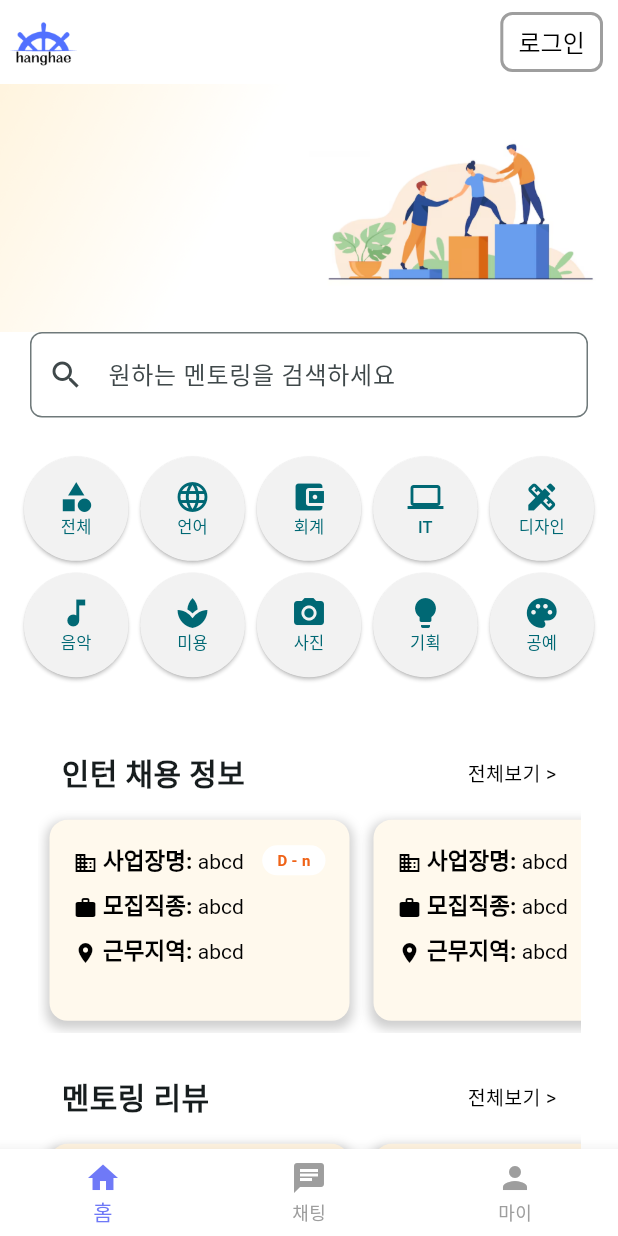
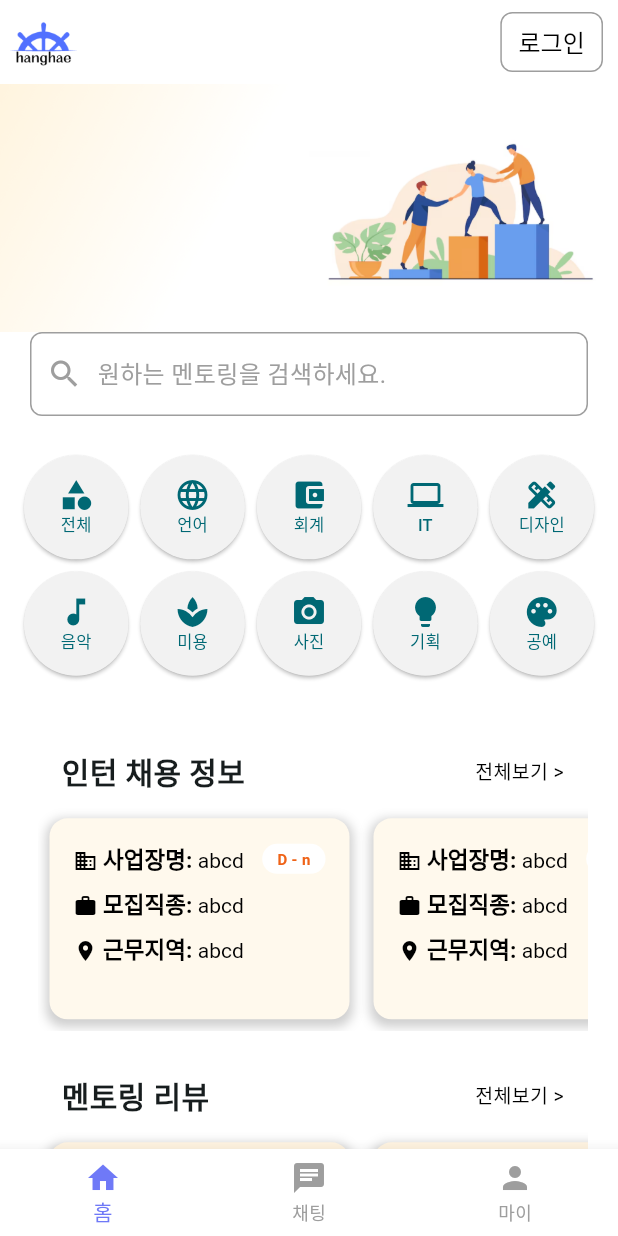
Before and after one commit to Bewheneverwhatiwant/PublicDataContest, a Flutter app: the screen it shows after launch, on a phone screen of 412 x 824 dp. Run offline on Flutter 3.47's test engine with Material 3 defaults, Android fonts, the phone set to English and light mode, and no system bars; our stand-ins replace device_preview, file_picker, flutter_dotenv, hexcolor, permission_handler, shared_preferences and 1 more.

Commit message:
[ADD] 검색화면으로 별도분리하여 에러 대응, 디자인 수정

```diff
--- a/lib/appbar/home_appbar.dart
+++ b/lib/appbar/home_appbar.dart
@@ -90,7 +90,7 @@ class _HomeAppBarState extends State<HomeAppBar> {
                     Navigator.pushNamed(context, '/login');
                   },
             style: TextButton.styleFrom(
-              side: const BorderSide(color: Colors.grey, width: 2),
+              side: const BorderSide(color: Colors.grey, width: 1),
               shape: RoundedRectangleBorder(
                 borderRadius: BorderRadius.circular(8.0),
               ),
--- a/lib/main.dart
+++ b/lib/main.dart
@@ -24,6 +24,7 @@ import 'appbar/signup.dart';
 import 'mainpage/banner_gridbuttons/categories/mentoring/classchat.dart';
 import 'splash.dart';
 import 'mainpage/maincarousel/maincarousel_all/gisul_changup_center.dart';
+import 'mainpage/search/searchclass.dart';
 
 Future<void> main() async {
   WidgetsFlutterBinding.ensureInitialized();
@@ -100,6 +101,7 @@ class _MyAppState extends State<MyApp> {
         '/signup': (context) => const SignupPage(),
         '/classchat': (context) => const ClassChatPage(),
         '/gisul_changup_center': (context) => GisulChangupCenterPage(),
+        '/searchclass': (context) => const SearchClassPage(),
       },
       onGenerateRoute: (settings) {
         if (settings.name == '/') {
--- a/lib/mainpage/maincarousel/maincarousel_all/hireintern_all.dart
+++ b/lib/mainpage/maincarousel/maincarousel_all/hireintern_all.dart
@@ -35,7 +35,7 @@ class _HireInternAllState extends State<HireInternAll> {
               children: [
                 ElevatedButton(
                   style: ElevatedButton.styleFrom(
-                    backgroundColor: Colors.grey,
+                    backgroundColor: const Color(0xFF6F79F7),
                     foregroundColor: Colors.black,
                     shape: RoundedRectangleBorder(
                       borderRadius: BorderRadius.circular(35),
@@ -44,7 +44,8 @@ class _HireInternAllState extends State<HireInternAll> {
                   onPressed: () {
                     Navigator.pushNamed(context, '/gisul_changup_center');
                   },
-                  child: const Text('중장년 기술창업센터 바로가기'),
+                  child: const Text('중장년 기술창업센터 바로가기',
+                      style: TextStyle(fontSize: 16, color: Colors.white)),
                 ),
                 const SizedBox(height: 20),
                 Row(
--- a/lib/mainpage/maincarousel/maincarousel_short/hireintern.dart
+++ b/lib/mainpage/maincarousel/maincarousel_short/hireintern.dart
@@ -1,6 +1,4 @@
 import 'package:flutter/material.dart';
-import 'package:publicdatacontest/common/theme/colors/color_palette.dart';
-import '../../../appbar/new_appbar.dart';
 
 class HireIntern extends StatelessWidget {
   const HireIntern({super.key});
--- a/lib/mainpage/mainpage.dart
+++ b/lib/mainpage/mainpage.dart
@@ -3,6 +3,7 @@ import 'package:publicdatacontest/common/theme/colors/color_palette.dart';
 import '../mainpage/banner_gridbuttons/buttons.dart';
 import 'maincarousel/maincarousel_short/hireintern.dart';
 import 'maincarousel/maincarousel_short/home_review.dart';
+import 'dart:ui';
 
 class MainPage extends StatelessWidget {
   const MainPage({super.key});
@@ -17,25 +18,38 @@ class MainPage extends StatelessWidget {
             Image.asset('assets/images/banner_home.png'),
             Padding(
               padding: const EdgeInsets.only(left: 20.0, right: 20.0),
-              child: TextField(
-                decoration: InputDecoration(
-                  hintText: '원하는 멘토링을 검색하세요',
-                  prefixIcon: const Icon(Icons.search),
-                  border: OutlineInputBorder(
+              child: InkWell(
+                onTap: () {
+                  Navigator.pushNamed(context, '/searchclass');
+                },
+                child: Container(
+                  padding: const EdgeInsets.symmetric(
+                      vertical: 15.0, horizontal: 10.0),
+                  decoration: BoxDecoration(
+                    border: Border.all(color: Colors.grey),
                     borderRadius: BorderRadius.circular(8.0),
+                  ),
+                  child: const Row(
+                    children: [
+                      Icon(Icons.search, color: Colors.grey),
+                      SizedBox(width: 10),
+                      Text('원하는 멘토링을 검색하세요.',
+                          style: TextStyle(color: Colors.grey, fontSize: 16)),
+                    ],
                   ),
                 ),
               ),
             ),
             const SizedBox(height: 10),
             const Buttons(),
-            Padding(
-              padding: const EdgeInsets.all(25.0),
+            const Padding(
+              padding: EdgeInsets.only(
+                  left: 25.0, bottom: 25.0, top: 25.0, right: 20.0),
               child: Column(
                 children: [
-                  const HireIntern(),
-                  const SizedBox(height: 20),
-                  const HomeReview(),
+                  HireIntern(),
+                  SizedBox(height: 20),
+                  HomeReview(),
                 ],
               ),
             ),
```
Also changed, not shown: lib/mainpage/search/searchclass.dart (added, +51 -0 lines).
